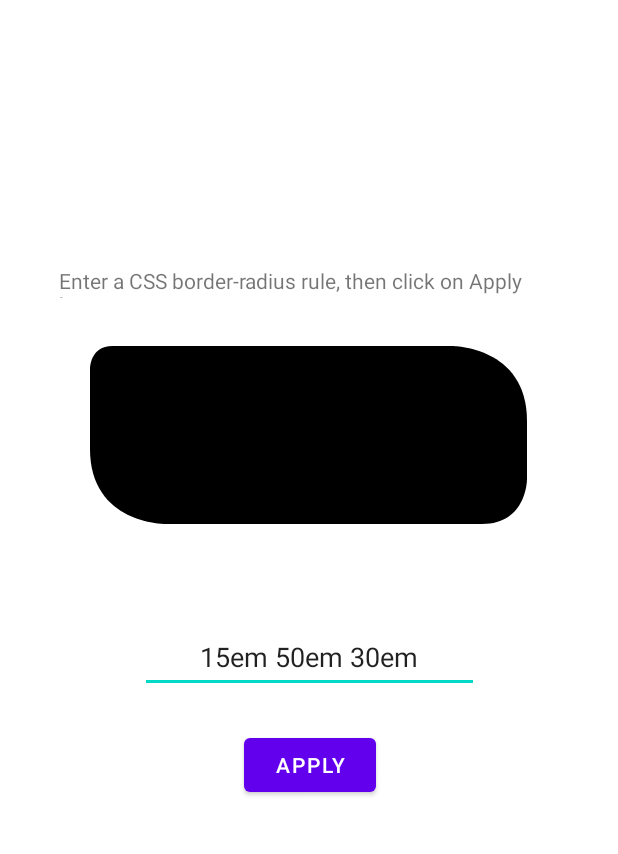
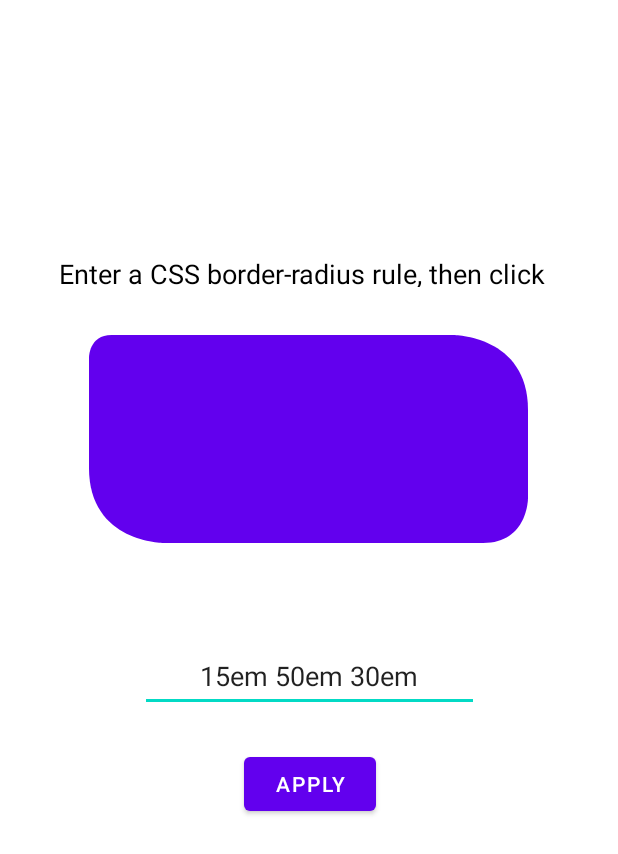
Before and after one commit to dfeprado/android-borderRadius, an Android app: the layout activity_main.xml on its own in the app's theme, with its tools: preview values and no code run, on a phone screen of 412 x 824 dp. Shown: the top 854 px of the screen. Run offline under Robolectric (Android 15) with nearby library versions, the phone set to English and light mode, and no system bars.

Commit message:
Aplica a regra de CSS, mas ainda há bugs na aplicação

```diff
--- a/app/src/main/AndroidManifest.xml
+++ b/app/src/main/AndroidManifest.xml
@@ -9,7 +9,7 @@
         android:roundIcon="@mipmap/ic_launcher_round"
         android:supportsRtl="true"
         android:theme="@style/Theme.BorderRadius">
-        <activity android:name=".MainActivity">
+        <activity android:name=".MainActivity" android:windowSoftInputMode="adjustResize">
             <intent-filter>
                 <action android:name="android.intent.action.MAIN" />
 
--- a/app/src/main/java/dev/danielprado/borderradius/BoxBorderRadius.kt
+++ b/app/src/main/java/dev/danielprado/borderradius/BoxBorderRadius.kt
@@ -28,7 +28,7 @@ class BoxBorderRadius(context: Context, attrs: AttributeSet?): View(context, att
         context.theme.obtainStyledAttributes(attrs, R.styleable.BoxBorderRadius, 0, 0).apply {
             try {
                 paint.color = getColor(R.styleable.BoxBorderRadius_bkgColor, Color.BLACK)
-                borderRadius = getString(R.styleable.BoxBorderRadius_borderRadius) ?: ""
+                parseBorderRadius(getString(R.styleable.BoxBorderRadius_borderRadius) ?: "")
             }
             finally {
                 recycle()
@@ -41,11 +41,19 @@ class BoxBorderRadius(context: Context, attrs: AttributeSet?): View(context, att
         get() = paint.color
         set(value) {
             paint.color = value
+            invalidate()
         }
 
     var borderRadius: String
         get() = this.borderRadiusString
         set(value) {
+            parseBorderRadius(value)
+            borderRadiusString = value
+            buildPath()
+            invalidate()
+        }
+
+    private fun parseBorderRadius(value: String) {
         if (value.isNotEmpty()) {
             val matches = borderRadiusRegex.findAll(value)
             when(matches.count()) {
@@ -61,7 +69,6 @@ class BoxBorderRadius(context: Context, attrs: AttributeSet?): View(context, att
             bottomLeftRadius = 0f
             bottomRightRadius = 0f
         }
-            borderRadiusString = value
     }
 
     private fun getRadiusValue(match: MatchResult): Float {
@@ -102,34 +109,26 @@ class BoxBorderRadius(context: Context, attrs: AttributeSet?): View(context, att
         bottomLeftRadius = topLeftRadius
     }
 
-    private fun limitBorderRadius(controlValue: Float) {
+    private fun limitBorderRadius() {
+        val controlValue = if (width > height) height.toFloat()/2 else width.toFloat()/2
+
         if (topRightRadius > controlValue)
-            topRightRadius = controlValue
+            topRightRadius = controlValue - 1
 
         if (topLeftRadius > controlValue)
-            topLeftRadius = controlValue
+            topLeftRadius = controlValue - 1
 
         if (bottomRightRadius > controlValue)
-            bottomRightRadius = controlValue
+            bottomRightRadius = controlValue - 1
 
         if (bottomLeftRadius > controlValue)
-            bottomRightRadius = controlValue
+            bottomRightRadius = controlValue - 1
     }
 
-    override fun onDraw(canvas: Canvas?) {
-        if (path == null)
-            return
-
-        canvas?.apply {
-            drawPath(path!!, paint)
-        }
-    }
-
-    override fun onSizeChanged(w: Int, h: Int, oldw: Int, oldh: Int) {
-        val width = (w - 1).toFloat()
-        val height = (h - 1).toFloat()
-        limitBorderRadius(width/2)
-
+    private fun buildPath() {
+        limitBorderRadius()
+        val width = this.width.toFloat() - 1
+        val height = this.height.toFloat() - 1
         path = Path().apply {
             moveTo(0 + topLeftRadius, 0f)
 
@@ -153,4 +152,17 @@ class BoxBorderRadius(context: Context, attrs: AttributeSet?): View(context, att
             cubicTo(0f, 0f + topLeftRadius, 0f, 0f, 0f + topLeftRadius, 0f)
         }
     }
+
+    override fun onDraw(canvas: Canvas?) {
+        if (path == null)
+            return
+
+        canvas?.apply {
+            drawPath(path!!, paint)
         }
+    }
+
+    override fun onSizeChanged(w: Int, h: Int, oldw: Int, oldh: Int) {
+        buildPath()
+    }
+}
--- a/app/src/main/res/layout/activity_main.xml
+++ b/app/src/main/res/layout/activity_main.xml
@@ -16,15 +16,17 @@
         app:layout_constraintEnd_toEndOf="@+id/boxBorderRadius"
         app:layout_constraintStart_toStartOf="@+id/boxBorderRadius"
         app:layout_constraintTop_toTopOf="parent"
+        android:textSize="18dp"
+        android:textColor="@color/black"
         app:layout_constraintVertical_bias="0.38"
         app:layout_constraintVertical_chainStyle="packed" />
 
     <dev.danielprado.borderradius.BoxBorderRadius
         android:id="@+id/boxBorderRadius"
-        android:layout_width="292dp"
-        android:layout_height="119dp"
+        android:layout_width="293dp"
+        android:layout_height="139dp"
         android:layout_marginBottom="32dp"
-        app:bkgColor="@color/black"
+        app:bkgColor="@color/design_default_color_primary"
         app:borderRadius="15em 50em 30em"
         app:layout_constraintBottom_toTopOf="@+id/border_radius_input"
         app:layout_constraintEnd_toEndOf="parent"
```
Also changed, not shown: app/src/main/java/dev/danielprado/borderradius/MainActivity.kt (+8 -1 lines). Lines whose indentation alone changed are shown as unchanged.
